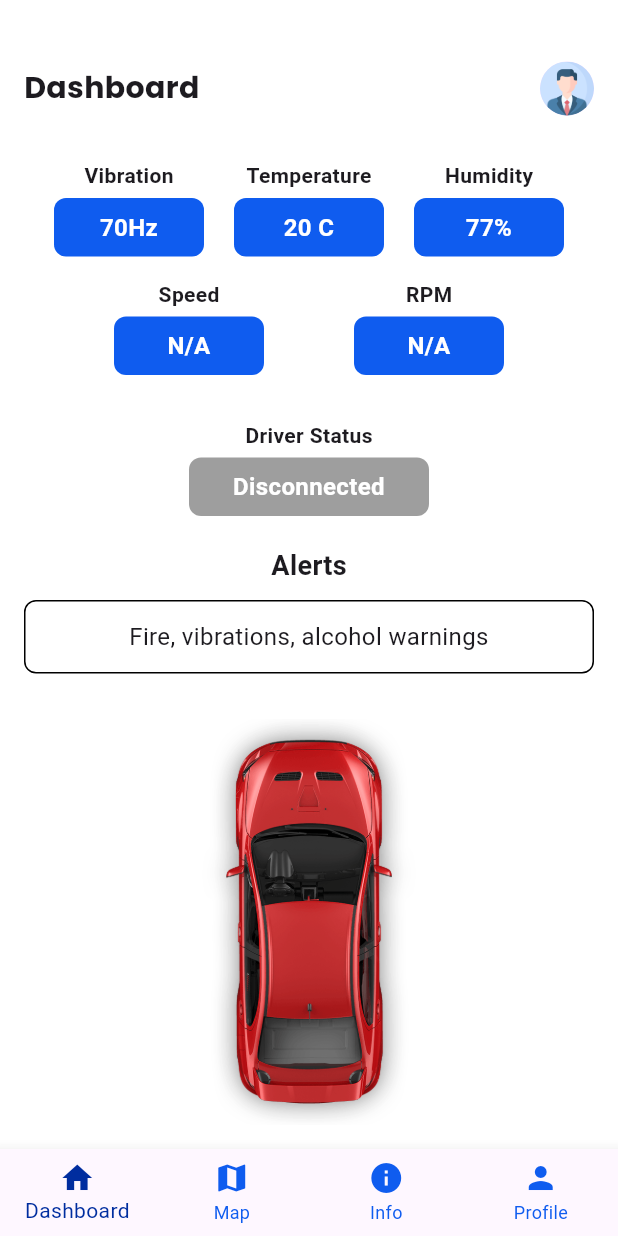
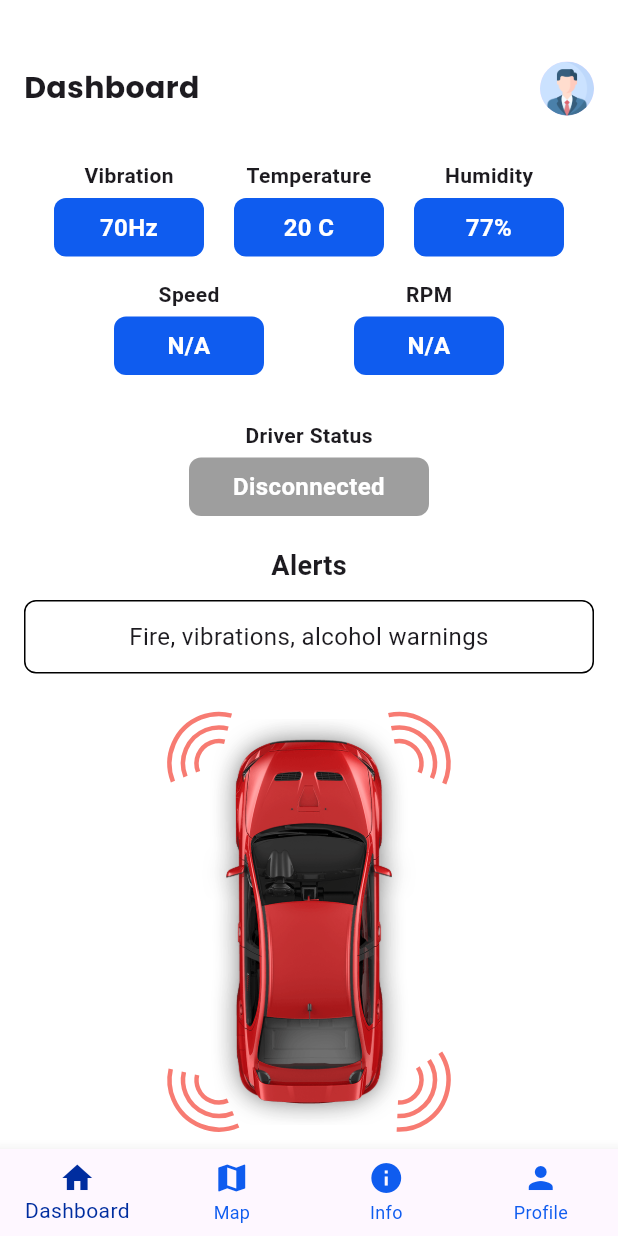
Before and after one commit to venuraka/IOT_Project, a Flutter app: the screen it shows after launch, on a phone screen of 412 x 824 dp. Run offline on Flutter 3.47's test engine with Material 3 defaults, Android fonts, the phone set to English and light mode, and no system bars; our stand-ins replace firebase_database, flutter_bluetooth_serial, geocoding, geolocator, google_fonts, google_maps_flutter and 1 more; missing offline and left inert: flutter_polyline_points; accounts and stored records are empty.

Commit message:
collision icons added to display

```diff
--- a/fleet_management_system/lib/pages/dashboard.dart
+++ b/fleet_management_system/lib/pages/dashboard.dart
@@ -1,11 +1,14 @@
 import 'dart:async';
 import 'dart:convert';
 import 'dart:typed_data';
+import 'package:flutter/cupertino.dart';
 import 'package:flutter/material.dart';
 import 'package:google_fonts/google_fonts.dart';
 import 'package:flutter_bluetooth_serial/flutter_bluetooth_serial.dart';
 import 'package:permission_handler/permission_handler.dart';
 import 'package:fleet_management_system/calculations/obd_calculations.dart';
+
+import 'package:firebase_database/firebase_database.dart';
 
 import 'login.dart';
 
@@ -17,7 +20,6 @@ class Dashboard extends StatefulWidget {
 }
 
 class _DashboardState extends State<Dashboard> {
-
   BluetoothConnection? connection;
   bool isConnecting = true;
   bool isConnected = false;
@@ -32,6 +34,11 @@ class _DashboardState extends State<Dashboard> {
   Timer? speedTimer;
   String? temporaryAlertMessage;
   Timer? alertTimer;
+
+  double? frontDistance;
+  double? backDistance;
+  double? leftDistance;
+  double? rightDistance;
 
   String obdDeviceAddress =
       "01:23:45:67:89:BA"; // Replace with your ELM327 MAC address
@@ -214,7 +221,8 @@ class _DashboardState extends State<Dashboard> {
 
       // If instant deceleration detected, override calculated value
       if (instantDeceleration) {
-        decelerationValue = (previousSpeed! - speedValue) /
+        decelerationValue =
+            (previousSpeed! - speedValue) /
             currentTime.difference(previousTime!).inSeconds.clamp(1, 1000);
       }
 
@@ -229,6 +237,7 @@ class _DashboardState extends State<Dashboard> {
       print("Error parsing speed: $e");
     }
   }
+
   void showTemporaryAlert(String message) {
     setState(() {
       temporaryAlertMessage = message;
@@ -247,8 +256,10 @@ class _DashboardState extends State<Dashboard> {
       return "Disconnected";
     }
 
-    double accValue = double.tryParse(acceleration.replaceAll(" m/s²", "")) ?? 0;
-    double decValue = double.tryParse(deceleration.replaceAll(" m/s²", "")) ?? 0;
+    double accValue =
+        double.tryParse(acceleration.replaceAll(" m/s²", "")) ?? 0;
+    double decValue =
+        double.tryParse(deceleration.replaceAll(" m/s²", "")) ?? 0;
 
     if (accValue > 2.5) {
       return "Accelerating: ${accValue.toStringAsFixed(2)} m/s²";
@@ -265,6 +276,7 @@ class _DashboardState extends State<Dashboard> {
     if (value == "Disconnected") return Colors.grey;
     return const Color.fromARGB(255, 15, 92, 239); // Default blue
   }
+
   @override
   void dispose() {
     rpmTimer?.cancel();
@@ -273,7 +285,6 @@ class _DashboardState extends State<Dashboard> {
     connection?.dispose();
     super.dispose();
   }
-
 
   @override
   Widget build(BuildContext context) {
@@ -309,8 +320,7 @@ class _DashboardState extends State<Dashboard> {
                       }
                     },
                     itemBuilder:
-                        (context) =>
-                    [
+                        (context) => [
                           const PopupMenuItem(
                             value: 'logout',
                             child: Text('Logout'),
@@ -325,13 +335,19 @@ class _DashboardState extends State<Dashboard> {
               ),
             ),
             const SizedBox(height: 30),
-            Row(
+
+            StreamBuilder<DatabaseEvent>(
+              stream: null,
+              builder: (context, snapshot) {
+                return Row(
                   mainAxisAlignment: MainAxisAlignment.spaceEvenly,
                   children: [
                     _buildInfoBox("Vibration", "70Hz"),
                     _buildInfoBox("Temperature", "20 C"),
                     _buildInfoBox("Humidity", "77%"),
                   ],
+                );
+              }
             ),
             const SizedBox(height: 15),
             Row(
@@ -383,7 +399,52 @@ class _DashboardState extends State<Dashboard> {
             ),
             const SizedBox(height: 30),
             Expanded(
-              child: Image.asset('assets/images/car.png', fit: BoxFit.contain),
+              child: Stack(
+                children: [
+                  // Positioned(top: 0, left: 80, child: _buildRadarArc()),
+                  // Positioned(top: 0, right: 80, child: _buildRadarArc()),
+                  // Positioned(bottom: -20, left: 80, child: _buildRadarArc()),
+                  // Positioned(bottom: -20, right: 80, child: _buildRadarArc()),
+                  Positioned(
+                    top: 0,
+                    left: 100,
+                    child: Transform.rotate(
+                      angle: 5.55,
+                      child: _buildRadarArc(),
+                    ),
+                  ),
+                  Positioned(
+                    top: 0,
+                    right: 100,
+                    child: Transform.rotate(
+                      angle: 1.00,
+                      child: _buildRadarArc(),
+                    ),
+                  ),
+                  Positioned(
+                    bottom: 0,
+                    left: 100,
+                    child: Transform.rotate(
+                      angle: 3.95,
+                      child: _buildRadarArc(),
+                    ),
+                  ),
+                  Positioned(
+                    bottom: 0,
+                    right: 100,
+                    child: Transform.rotate(
+                      angle: 2.20,
+                      child: _buildRadarArc(),
+                    ),
+                  ),
+                  Center(
+                    child: Image.asset(
+                      "assets/images/car.png",
+                      fit: BoxFit.contain,
+                    ),
+                  ),
+                ],
+              ),
             ),
           ],
         ),
@@ -391,8 +452,45 @@ class _DashboardState extends State<Dashboard> {
     );
   }
 
-  Widget _buildInfoBox(String title, String value,
-      {double width = 100, Color? color}) {
+  Widget _buildRadarArc() {
+    return CustomPaint(size: Size(60, 60), painter: RadarArcPainter());
+  }
+}
+
+class RadarArcPainter extends CustomPainter {
+  @override
+  void paint(Canvas canvas, Size size) {
+    final Paint arcPaint =
+        Paint()
+          ..color = Colors.red.withOpacity(0.7)
+          ..style = PaintingStyle.stroke
+          ..strokeWidth = 3;
+
+    final center = Offset(size.width / 2, size.height / 2);
+    final radius = size.width / 2;
+
+    for (int i = 0; i < 3; i++) {
+      double currentRadius = radius * (0.5 + i * 0.3);
+      canvas.drawArc(
+        Rect.fromCircle(center: center, radius: currentRadius),
+        3.5,
+        2.2,
+        false,
+        arcPaint,
+      );
+    }
+  }
+
+  @override
+  bool shouldRepaint(covariant CustomPainter oldDelegate) => false;
+}
+
+Widget _buildInfoBox(
+  String title,
+  String value, {
+  double width = 100,
+  Color? color,
+}) {
   return Column(
     children: [
       Text(
@@ -420,4 +518,3 @@ class _DashboardState extends State<Dashboard> {
     ],
   );
 }
-}
```
Lines whose indentation alone changed are shown as unchanged.
